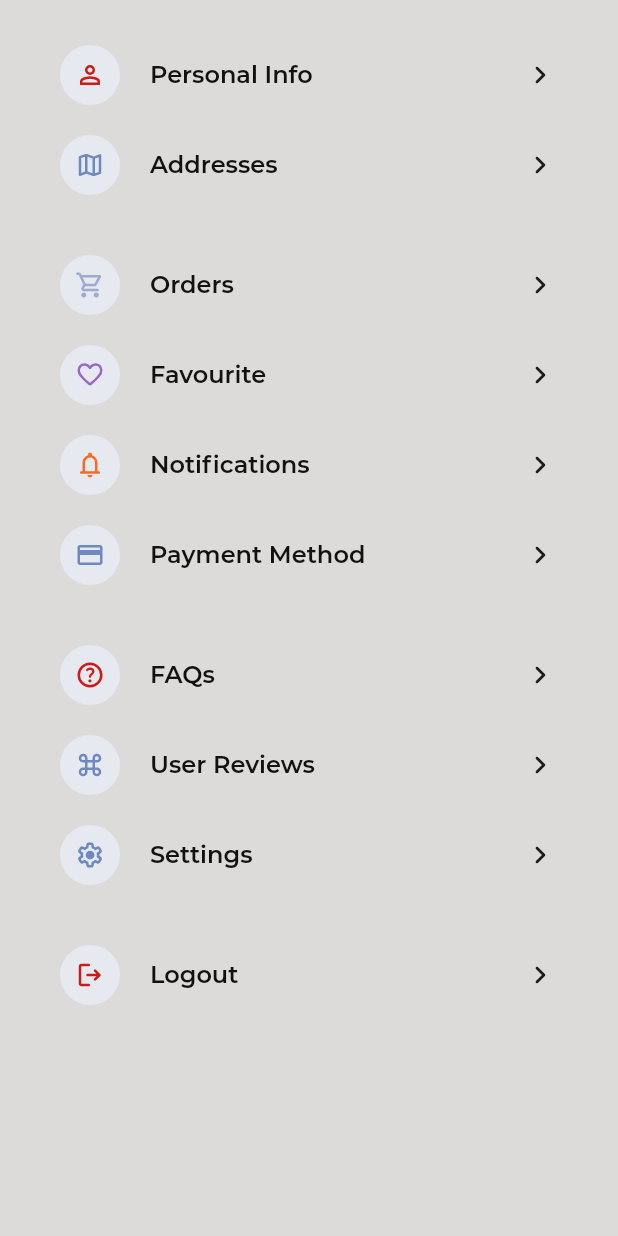
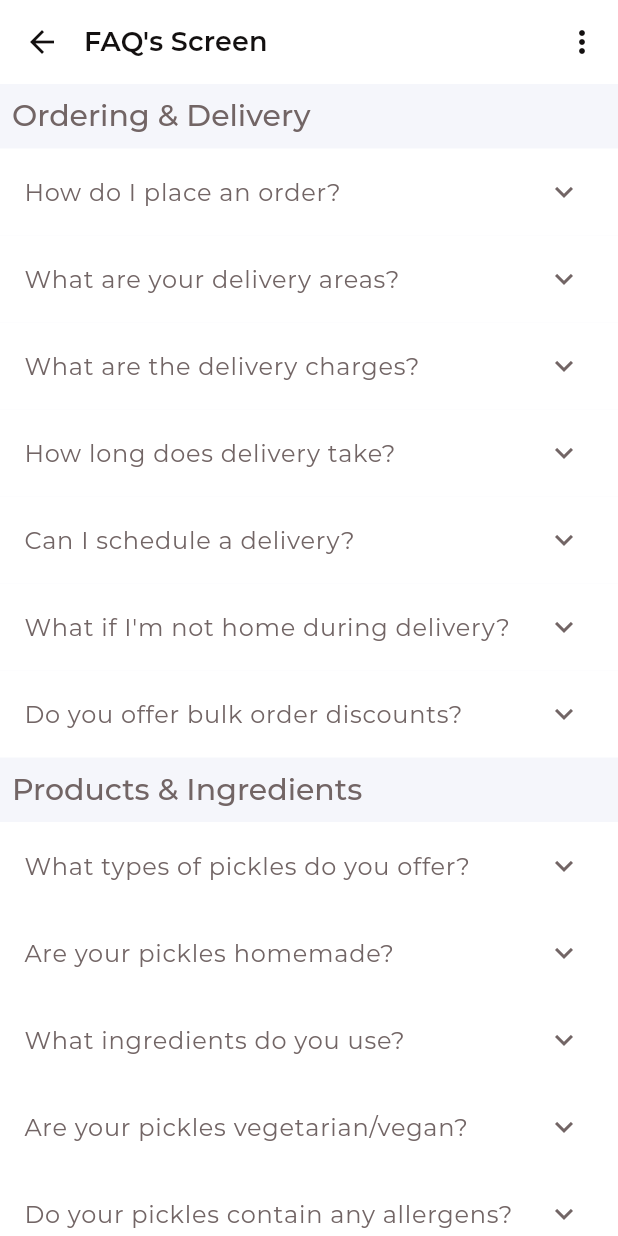
Before and after one commit to tulasireddytulasi/SpicyPickles, a Flutter app: the ProfileScreen widget shown alone on an empty page, opened directly, after a tap on "FAQs", on a phone screen of 412 x 824 dp. Run offline on Flutter 3.47's test engine with Material 3 defaults, Android fonts, the phone set to English and light mode, and no system bars; our stand-ins replace bloc, cached_network_image, equatable, flutter_bloc, flutter_svg, infinite_scroll_pagination and 2 more; network calls fail.

Commit message:
add: Implemented FAQ's Screen

```diff
--- /dev/null
+++ b/lib/core/utils/dummy_data/faqs_data.dart
@@ -0,0 +1,123 @@
+class FAQSData {
+  static Map<String, dynamic> faqsData = {
+    "FAQs": [
+      {
+        "section": "Ordering & Delivery",
+        "questions": [
+          {
+            "question": "How do I place an order?",
+            "answer": "You can place an order by browsing our selection, adding items to your cart, and proceeding to checkout."
+          },
+          {
+            "question": "What are your delivery areas?",
+            "answer": "We currently deliver to [List of areas]. Please check your pin code at checkout for availability."
+          },
+          {
+            "question": "What are the delivery charges?",
+            "answer": "Delivery charges vary based on your location and order size. You can see the exact charges at checkout."
+          },
+          {
+            "question": "How long does delivery take?",
+            "answer": "Delivery typically takes 2 - 4 business days. You'll receive a tracking number once your order "
+                "is shipped."
+          },
+          {
+            "question": "Can I schedule a delivery?",
+            "answer": "Yes, we offer scheduled delivery options. You can choose a preferred delivery date and time at checkout."
+          },
+          {
+            "question": "What if I'm not home during delivery?",
+            "answer": "Our delivery partner will attempt to contact you. If unsuccessful, they may leave the package in a safe place or reschedule delivery."
+          },
+          {
+            "question": "Do you offer bulk order discounts?",
+            "answer": "Yes, we offer discounts for bulk orders. Please contact our customer support for more information."
+          }
+        ]
+      },
+      {
+        "section": "Products & Ingredients",
+        "questions": [
+          {
+            "question": "What types of pickles do you offer?",
+            "answer": "We offer a wide variety of pickles, including [List of pickle types, e.g., Mango, Lemon, Mixed Vegetable, Garlic]."
+          },
+          {
+            "question": "Are your pickles homemade?",
+            "answer": "Yes, all our pickles are homemade using traditional recipes and high-quality ingredients."
+          },
+          {
+            "question": "What ingredients do you use?",
+            "answer": "We use fresh vegetables, spices, edible oils, and natural preservatives. Please refer to individual product descriptions for detailed ingredient lists."
+          },
+          {
+            "question": "Are your pickles vegetarian/vegan?",
+            "answer": "Most of our pickles are vegetarian and vegan. Please check the product descriptions for specific dietary information."
+          },
+          {
+            "question": "Do your pickles contain any allergens?",
+            "answer": "Some of our pickles may contain allergens such as nuts, mustard, or sesame seeds. Please check the product descriptions for allergen information."
+          },
+          {
+            "question": "How should I store the pickles?",
+            "answer": "Store pickles in a cool, dry place away from direct sunlight. Refrigerate after opening."
+          },
+          {
+            "question": "What is the shelf life of your pickles?",
+            "answer": "The shelf life varies depending on the type of pickle. Please refer to the product label for the best before date."
+          }
+        ]
+      },
+      {
+        "section": "Payments & Returns",
+        "questions": [
+          {
+            "question": "What payment methods do you accept?",
+            "answer": "We accept [List of payment methods, e.g., credit cards, debit cards, net banking, UPI]."
+          },
+          {
+            "question": "Is my payment information secure?",
+            "answer": "Yes, we use secure payment gateways to protect your payment information."
+          },
+          {
+            "question": "What is your return policy?",
+            "answer": "We accept returns for damaged or incorrect items. Please contact our customer support within [Number] days of delivery."
+          },
+          {
+            "question": "How do I request a refund?",
+            "answer": "To request a refund, please contact our customer support with your order details and reason for the refund."
+          },
+          {
+            "question": "When will I receive my refund?",
+            "answer": "Refunds are typically processed within [Number] business days after we receive the returned item."
+          }
+        ]
+      },
+      {
+        "section": "Account & Support",
+        "questions": [
+          {
+            "question": "How do I create an account?",
+            "answer": "You can create an account by clicking on the 'Sign Up' button and providing your details."
+          },
+          {
+            "question": "How do I reset my password?",
+            "answer": "You can reset your password by clicking on the 'Forgot Password' link on the login page."
+          },
+          {
+            "question": "How can I contact customer support?",
+            "answer": "You can contact our customer support via [List of contact methods, e.g., email, phone, chat]."
+          },
+          {
+            "question": "Do you have a loyalty program?",
+            "answer": "Yes, we have a loyalty program where you can earn points for every purchase."
+          },
+          {
+            "question": "Can I give feedback or suggestions?",
+            "answer": "Yes, we welcome your feedback and suggestions. Please contact our customer support."
+          }
+        ]
+      }
+    ]
+  };
+}
--- /dev/null
+++ b/lib/model/faqs_model.dart
@@ -0,0 +1,61 @@
+import 'dart:convert';
+
+FaqModel faqModelFromJson(String str) => FaqModel.fromJson(json.decode(str));
+
+String faqModelToJson(FaqModel data) => json.encode(data.toJson());
+
+class FaqModel {
+  List<Faq>? faQs;
+
+  FaqModel({
+    this.faQs,
+  });
+
+  factory FaqModel.fromJson(Map<String, dynamic> json) => FaqModel(
+    faQs: json["FAQs"] == null ? [] : List<Faq>.from(json["FAQs"]!.map((x) => Faq.fromJson(x))),
+  );
+
+  Map<String, dynamic> toJson() => {
+    "FAQs": faQs == null ? [] : List<dynamic>.from(faQs!.map((x) => x.toJson())),
+  };
+}
+
+class Faq {
+  String? section;
+  List<Question>? questions;
+
+  Faq({
+    this.section,
+    this.questions,
+  });
+
+  factory Faq.fromJson(Map<String, dynamic> json) => Faq(
+    section: json["section"],
+    questions: json["questions"] == null ? [] : List<Question>.from(json["questions"]!.map((x) => Question.fromJson(x))),
+  );
+
+  Map<String, dynamic> toJson() => {
+    "section": section,
+    "questions": questions == null ? [] : List<dynamic>.from(questions!.map((x) => x.toJson())),
+  };
+}
+
+class Question {
+  String? question;
+  String? answer;
+
+  Question({
+    this.question,
+    this.answer,
+  });
+
+  factory Question.fromJson(Map<String, dynamic> json) => Question(
+    question: json["question"],
+    answer: json["answer"],
+  );
+
+  Map<String, dynamic> toJson() => {
+    "question": question,
+    "answer": answer,
+  };
+}
--- /dev/null
+++ b/lib/presentation/faqs_screen/faqs_screen.dart
@@ -0,0 +1,80 @@
+import 'dart:convert';
+
+import 'package:flutter/material.dart';
+import 'package:spicypickles/core/utils/app_colors.dart';
+import 'package:spicypickles/core/utils/app_extensions.dart';
+import 'package:spicypickles/core/utils/dummy_data/faqs_data.dart';
+import 'package:spicypickles/model/faqs_model.dart';
+
+class FaqScreen extends StatefulWidget {
+  const FaqScreen();
+  @override
+  _FaqScreenState createState() => _FaqScreenState();
+}
+
+class _FaqScreenState extends State<FaqScreen> {
+  late FaqModel faqModel;
+
+  @override
+  void initState() {
+    super.initState();
+    faqModel = faqModelFromJson(json.encode(FAQSData.faqsData));
+  }
+
+  @override
+  Widget build(BuildContext context) {
+    return Scaffold(
+        backgroundColor: AppColors.bgColor,
+        appBar: AppBar(
+          title: Text("FAQ's Screen", style: context.textStyle?.labelLarge?.copyWith(fontSize: 18)),
+          leading: IconButton(
+            icon: const Icon(Icons.arrow_back),
+            onPressed: () => Navigator.pop(context),
+          ),
+          actions: [
+            IconButton(
+              icon: const Icon(Icons.more_vert),
+              onPressed: () {
+                // Handle more options
+              },
+            ),
+          ],
+        ),
+      body: ListView.builder(
+        itemCount: faqModel.faQs?.length ?? 0,
+        itemBuilder: (context, outerIndex) {
+          return Column(
+            crossAxisAlignment: CrossAxisAlignment.start,
+            children: [
+              Padding(
+                padding: const EdgeInsets.all(8.0),
+                child: Text(
+                  faqModel.faQs?[outerIndex].section ?? "",
+                  style: context.textStyle?.headlineSmall,
+                ),
+              ),
+              ListView.builder(
+                shrinkWrap: true,
+                physics: NeverScrollableScrollPhysics(), // Important to disable inner list scrolling
+                itemCount: faqModel.faQs?[outerIndex].questions?.length ?? 0, // Number of items in each inner list
+                itemBuilder: (context, innerIndex) {
+                  return ExpansionTile(
+                    backgroundColor: AppColors.white,
+                    collapsedBackgroundColor: AppColors.white,
+                    title: Text(faqModel.faQs?[outerIndex].questions![innerIndex].question ?? ""),
+                    children: <Widget>[
+                      Padding(
+                        padding: const EdgeInsets.all(16.0),
+                        child: Text(faqModel.faQs?[outerIndex].questions![innerIndex].answer ?? ""),
+                      ),
+                    ],
+                  );
+                },
+              ),
+            ],
+          );
+        },
+      )
+    );
+  }
+}
--- a/lib/presentation/profile/profile.dart
+++ b/lib/presentation/profile/profile.dart
@@ -1,6 +1,7 @@
 import 'package:flutter/material.dart';
 import 'package:spicypickles/core/utils/app_assets.dart';
 import 'package:spicypickles/core/utils/app_colors.dart';
+import 'package:spicypickles/presentation/faqs_screen/faqs_screen.dart';
 import 'package:spicypickles/presentation/orders_screen/orders_screen.dart';
 import 'package:spicypickles/presentation/profile/widget/card_widget.dart';
 import 'package:spicypickles/presentation/update_profile/update_profile.dart';
@@ -110,7 +111,18 @@ class _ProfileScreenState extends State<ProfileScreen> {
                       iconUrl: AppAssets.kHelpIcon,
                       label: "FAQs",
                       iconColor: AppColors.vibrantRed,
-                      onTap: () {},
+                      onTap: () {
+                        Future.delayed(Duration(milliseconds: 260)).then(
+                              (value) {
+                            Navigator.push(
+                              context,
+                              MaterialPageRoute(
+                                builder: (context) =>  const FaqScreen(),
+                              ),
+                            );
+                          },
+                        );
+                      },
                     ),
                     CardWidget(
                       iconUrl: AppAssets.kCMDKeyIcon,
```
